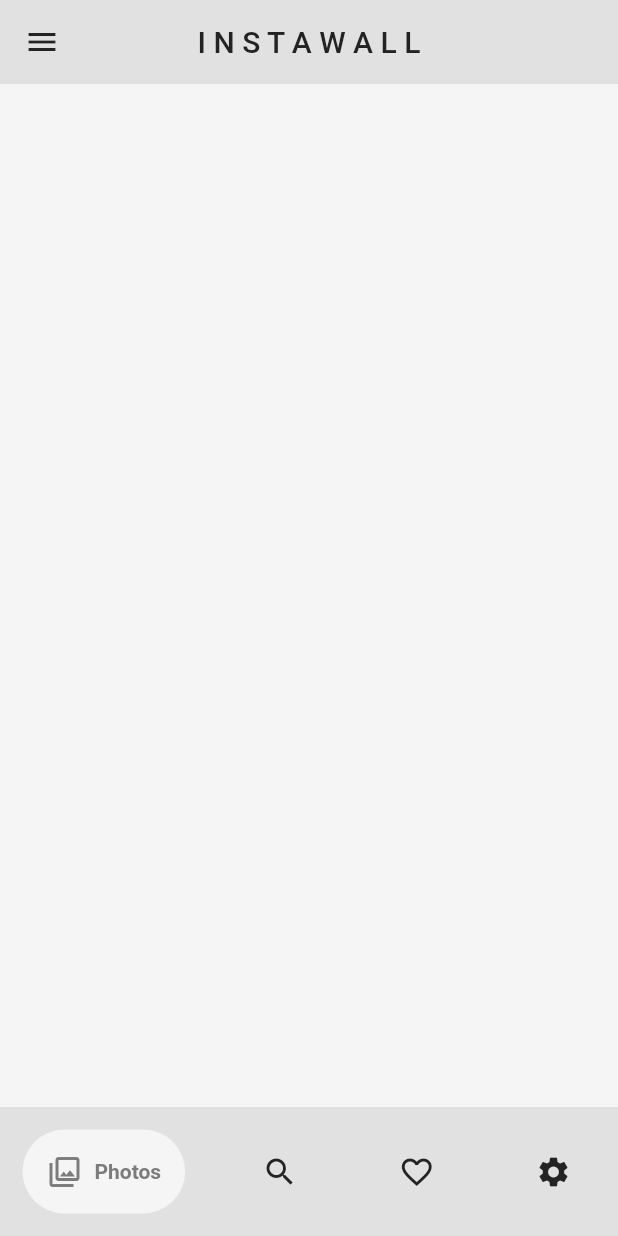
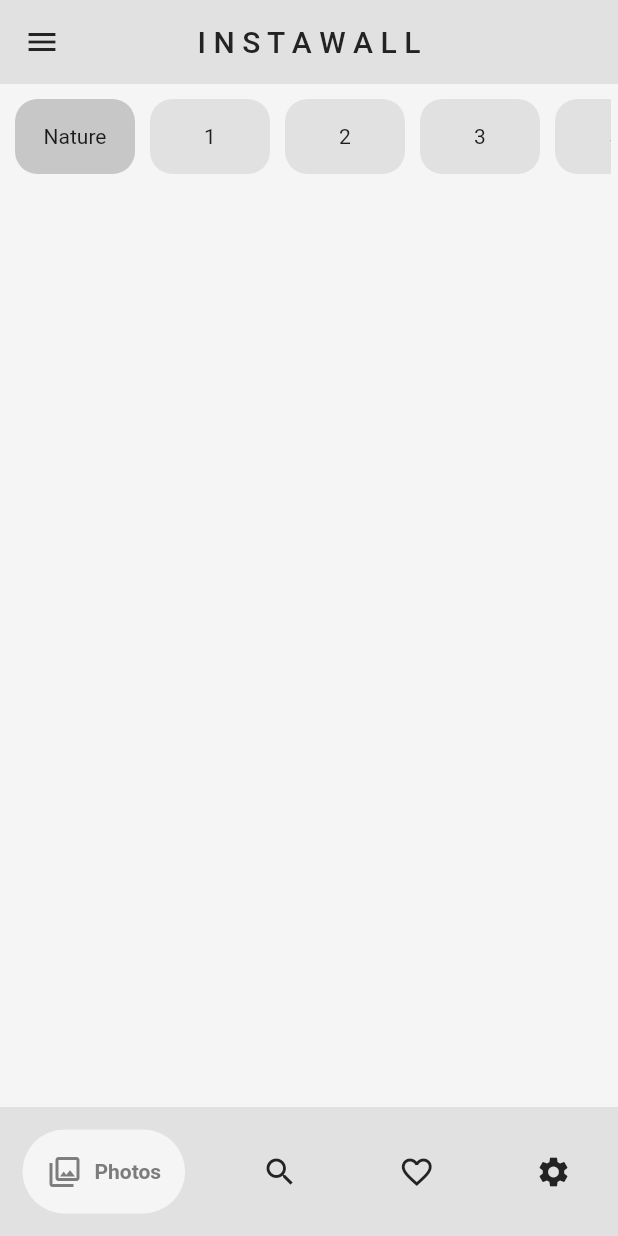
Before and after one commit to jcblanc2/InstaWall, a Flutter app: the screen it shows after launch, on a phone screen of 412 x 824 dp. Run offline on Flutter 3.47's test engine with Material 2 defaults, Android fonts, the phone set to English and light mode, and no system bars; drawn by our look-alikes of google_nav_bar.

Commit message:
add horizontal listView

```diff
--- a/lib/components/bottom_navigation_bar.dart
+++ b/lib/components/bottom_navigation_bar.dart
@@ -1,9 +1,19 @@
 import 'package:flutter/material.dart';
 import 'package:google_nav_bar/google_nav_bar.dart';
 
-class CustomBottomNavigationBar extends StatelessWidget {
-  const CustomBottomNavigationBar({super.key});
+class CustomBottomNavigationBar extends StatefulWidget {
+  final void Function(int index) onItemTapped;
+  const CustomBottomNavigationBar({
+    super.key,
+    required this.onItemTapped,
+  });
 
+  @override
+  State<CustomBottomNavigationBar> createState() =>
+      _CustomBottomNavigationBarState();
+}
+
+class _CustomBottomNavigationBarState extends State<CustomBottomNavigationBar> {
   @override
   Widget build(BuildContext context) {
     return Container(
@@ -17,9 +27,7 @@
           tabBackgroundColor: const Color(0xFFf5f5f5),
           gap: 8,
           padding: const EdgeInsets.all(16),
-          onTabChange: (index) {
-            print(index);
-          },
+          onTabChange: widget.onItemTapped,
           tabs: const [
             GButton(
               icon: Icons.photo_library_outlined,
--- a/lib/pages/home_page.dart
+++ b/lib/pages/home_page.dart
@@ -1,15 +1,37 @@
 import 'package:flutter/material.dart';
 import 'package:flutter/services.dart';
+import 'package:insta_wall/pages/photos_page.dart';
 import '../components/bottom_navigation_bar.dart';
 
-class HomePage extends StatelessWidget {
+class HomePage extends StatefulWidget {
   const HomePage({super.key});
+
+  @override
+  State<HomePage> createState() => _HomePageState();
+}
+
+class _HomePageState extends State<HomePage> {
+  int _selectedIndex = 0;
+  static final List<Widget> _widgetOptions = <Widget>[
+    const PhotosPage(),
+  ];
+
+  void _onItemTapped(int index) {
+    setState(() {
+      _selectedIndex = index;
+    });
+  }
 
   @override
   Widget build(BuildContext context) {
     return Scaffold(
         backgroundColor: const Color(0xFFf5f5f5),
         appBar: AppBar(
+          systemOverlayStyle: const SystemUiOverlayStyle(
+            statusBarColor: Color(0xFFe1e1e1),
+            statusBarIconBrightness: Brightness.dark,
+            statusBarBrightness: Brightness.light,
+          ),
           backgroundColor: const Color(0xFFe1e1e1),
           elevation: 0,
           centerTitle: true,
@@ -24,6 +46,8 @@
                 color: Color(0xFF232323),
               )),
         ),
-        bottomNavigationBar: const CustomBottomNavigationBar());
+        body: _widgetOptions.elementAt(_selectedIndex),
+        bottomNavigationBar:
+            CustomBottomNavigationBar(onItemTapped: _onItemTapped));
   }
 }
--- /dev/null
+++ b/lib/pages/photos_page.dart
@@ -0,0 +1,53 @@
+import 'package:flutter/material.dart';
+
+class PhotosPage extends StatefulWidget {
+  const PhotosPage({super.key});
+
+  @override
+  State<PhotosPage> createState() => _PhotosPageState();
+}
+
+class _PhotosPageState extends State<PhotosPage> {
+  int _current = 0;
+  List<String> categories = ["Nature", "1", "2", "3", "5", "5", "7"];
+
+  @override
+  Widget build(BuildContext context) {
+    return Container(
+      margin: const EdgeInsets.all(5),
+      width: double.infinity,
+      height: double.infinity,
+      child: Column(
+        children: [
+          SizedBox(
+            height: 60,
+            width: double.infinity,
+            child: ListView.builder(
+                itemCount: categories.length,
+                scrollDirection: Axis.horizontal,
+                itemBuilder: (ctx, index) {
+                  return GestureDetector(
+                    onTap: () {
+                      setState(() {
+                        _current = index;
+                      });
+                    },
+                    child: Container(
+                      margin: const EdgeInsets.all(5),
+                      width: 80,
+                      height: 25,
+                      decoration: BoxDecoration(
+                          color: _current == index
+                              ? const Color(0xFFc7c7c7)
+                              : const Color(0xFFe1e1e1),
+                          borderRadius: BorderRadius.circular(15)),
+                      child: Center(child: Text(categories[index])),
+                    ),
+                  );
+                }),
+          ),
+        ],
+      ),
+    );
+  }
+}
```
